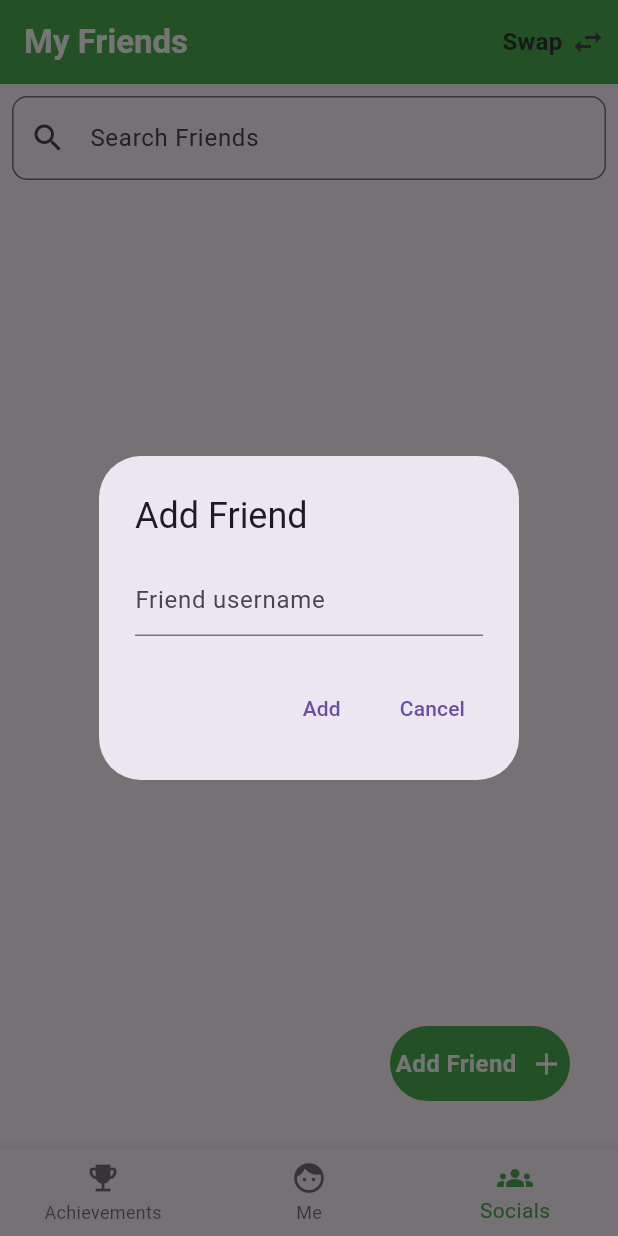
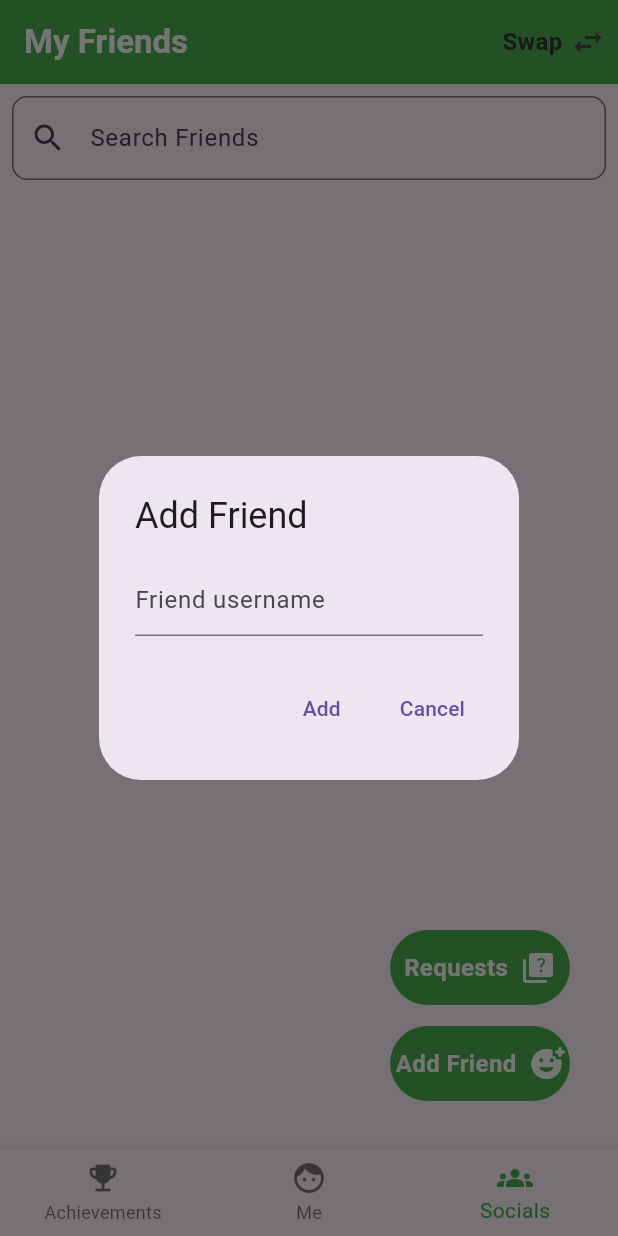
Before and after one commit to choonzies/GLife, a Flutter app: the screen it shows once a user with an empty profile is signed in, item 3 of the bottom bar chosen, after a tap on "Add Friend", on a phone screen of 412 x 824 dp. Run offline on Flutter 3.47's test engine with Material 3 defaults, Android fonts, the phone set to English and light mode, and no system bars; our stand-ins replace cloud_firestore, firebase_auth, firebase_core; accounts and stored records are empty.

Commit message:
Added friend request button and firebase handling and logic

```diff
--- a/lib/pages/socials/friends.dart
+++ b/lib/pages/socials/friends.dart
@@ -11,15 +11,18 @@ class Friends extends StatefulWidget {
 class _FriendsState extends State<Friends> {
   final FirebaseFirestore _firestore = FirebaseFirestore.instance;
 
+  String username = 'qwerty';
+
   List<dynamic> friends = [];
   List<dynamic> filteredFriends = [];
+  List<dynamic> friendReqs = [];
 
-  Future<void> fetchUserData() async {
+  Future<void> fetchFriends() async {
     try {
-      DocumentSnapshot userDoc = await _firestore.collection('users').doc('qwerty').get();
-      if (userDoc != null && userDoc!.exists) {
+      DocumentSnapshot userDoc = await _firestore.collection('users').doc(username).get();
+      if (userDoc.exists) {
         setState(() {
-          friends = userDoc!.get('friends') ?? [];
+          friends = userDoc.get('friends') ?? [];
           filteredFriends.addAll(friends);
         });
       } else {
@@ -30,13 +33,48 @@ class _FriendsState extends State<Friends> {
     }
   }
 
+  Future<void> fetchFriendReqs() async {
+    try {
+      DocumentSnapshot userDoc = await _firestore.collection('users').doc(username).get();
+      if (userDoc.exists) {
+        setState(() {
+          friendReqs = userDoc.get('friendReqs') ?? [];
+        });
+      } else {
+        print('Document does not exist');
+      }
+    } catch (e) {
+      print('Error retrieving document: $e');
+    }
+  }
 
+  Future<void> deleteFieldListItem(String collection, String document, String field, String item) async {
+    try {
+      await _firestore.collection(collection).doc(username).update({
+        field: FieldValue.arrayRemove([item]),
+      });
+      print('Item removed from ListField successfully');
+    } catch (e) {
+      print('Error: $e');
+    }
+  }
+
+  Future<void> addFieldListItem(String collection, String document, String field, String item) async {
+    try {
+      await _firestore.collection(collection).doc(document).update({
+        field: FieldValue.arrayUnion([item]),
+      });
+      print('Item added to ListField successfully');
+    } catch (e) {
+      print('Error: $e');
+    }
+  }
 
   @override
   void initState() {
     super.initState();
-    fetchUserData();
-    //filteredFriends.addAll(friends);
+    fetchFriends();
+    fetchFriendReqs();
   }
 
   void filterFriends(String query) {
@@ -64,8 +102,8 @@ class _FriendsState extends State<Friends> {
       context: context,
       builder: (BuildContext context) {
         return AlertDialog(
-          title: Text('Add Friend'),
-          content: SingleChildScrollView(
+          title: const Text('Add Friend'),
+          content: const SingleChildScrollView(
             child: ListBody(
               children: <Widget>[
                 // Text('Enter Friend username'),
@@ -81,7 +119,7 @@ class _FriendsState extends State<Friends> {
             TextButton(
               child: Text('Add'),
               onPressed: () async {
-                DocumentSnapshot userDoc = await _firestore.collection('users').doc('qwerty').get();
+                DocumentSnapshot userDoc = await _firestore.collection('users').doc(username).get();
                 print(userDoc.get('friends'));
                 // Perform add friend action
                 Navigator.of(context).pop(); // Close the dialog
@@ -91,6 +129,85 @@ class _FriendsState extends State<Friends> {
               child: Text('Cancel'),
               onPressed: () {
                 Navigator.of(context).pop(); // Close the dialog
+              },
+            ),
+          ],
+        );
+      },
+    );
+  }
+
+  void _showFriendRequestsDialog() {
+    final scaffold = ScaffoldMessenger.of(context);
+    showDialog(
+      context: context,
+      builder: (BuildContext context) {
+        return AlertDialog(
+          title: Text('Friend Requests'),
+          content: Container(
+            width: double.minPositive,
+            height: 300.0,
+            child: ListView.builder(
+              itemCount: friendReqs.length,
+              itemBuilder: (BuildContext context, int index) {
+                return ListTile(
+                  title: Text(friendReqs[index]),
+                  trailing: Row(
+                    mainAxisSize: MainAxisSize.min,
+                    children: [
+                      IconButton(
+                        icon: Icon(Icons.check),
+                        onPressed: () {
+                          // Firebase stuff - delete from friendReqs, add to Friends
+                          addFieldListItem('users', username, 'friends', friendReqs[index]);
+                          deleteFieldListItem('users', username, 'friendReqs', friendReqs[index]);
+
+                          // Handle accept friend request
+                          scaffold.showSnackBar(
+                            SnackBar(
+                              content: Text('Added ${friendReqs[index]} as friend'),
+                              duration: Duration(seconds: 1),
+                            ),
+                          );
+                          setState(() {
+                            friends.add(friendReqs[index]);
+                            friendReqs.remove(friendReqs[index]);
+                          });
+                        },
+                      ),
+                      IconButton(
+                        icon: Icon(Icons.close),
+                        onPressed: () {
+                          // Firebase stuff
+                          deleteFieldListItem('users', username, 'friendReqs', friendReqs[index]);
+
+                          // Handle reject friend request
+                          scaffold.showSnackBar(
+                            SnackBar(
+                              content: Text('Rejected ${friendReqs[index]}'),
+                              duration: Duration(seconds: 1),
+                            ),
+                          );
+                          setState(() {
+                            friendReqs.remove(friendReqs[index]);
+                          });
+                        },
+                      ),
+                    ],
+                  ),
+                  onTap: () {
+                    // View user profile
+                    print('Tapped on ${friendReqs[index]}');
+                  },
+                );
+              },
+            ),
+          ),
+          actions: <Widget>[
+            TextButton(
+              child: Text('Close'),
+              onPressed: () {
+                Navigator.of(context).pop();
               },
             ),
           ],
@@ -123,14 +240,6 @@ class _FriendsState extends State<Friends> {
               itemBuilder: (context, index) {
                 return ListTile(
                   title: Text(filteredFriends[index]),
-                  onTap: () {
-                    // Handle friend selection
-                    ScaffoldMessenger.of(context).showSnackBar(
-                      SnackBar(
-                        content: Text('Added ${filteredFriends[index]} as friend.'),
-                      ),
-                    );
-                  },
                 );
               },
             ),
@@ -140,8 +249,8 @@ class _FriendsState extends State<Friends> {
       floatingActionButton: Stack(
         children: [
           Positioned(
-            bottom: 16.0, // Adjust as needed
-            right: 16.0, // Adjust as needed
+            bottom: 16.0,
+            right: 16.0,
             child: GestureDetector(
               onTap: () {
                 // Perform action when the button is tapped
@@ -166,7 +275,40 @@ class _FriendsState extends State<Friends> {
                       ),
                     ),
                     SizedBox(width: 8.0),
-                    Icon(Icons.add, color: Colors.white),
+                    Icon(Icons.add_reaction, color: Colors.white),
+                  ],
+                ),
+              ),
+            ),
+          ),
+          Positioned(
+            bottom: 80.0,
+            right: 16.0,
+            child: GestureDetector(
+              onTap: () {
+                // Perform action when the button is tapped
+                _showFriendRequestsDialog();
+              },
+              child: Container(
+                width: 120,
+                height: 50,
+                decoration: BoxDecoration(
+                  color: Colors.green,
+                  borderRadius: BorderRadius.circular(25),
+                ),
+                child: Row(
+                  mainAxisAlignment: MainAxisAlignment.center,
+                  children: [
+                    Text(
+                      'Requests',
+                      style: TextStyle(
+                        color: Colors.white,
+                        fontSize: 16.0,
+                        fontWeight: FontWeight.bold,
+                      ),
+                    ),
+                    SizedBox(width: 8.0),
+                    Icon(Icons.quiz_rounded, color: Colors.white),
                   ],
                 ),
               ),
```
